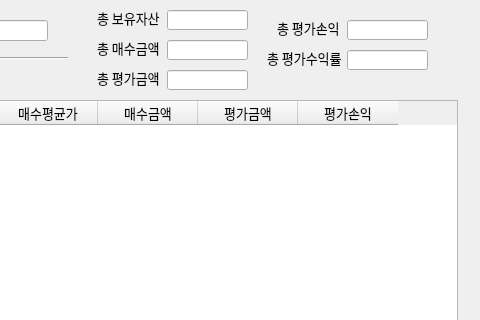
Qt form project_detail.ui (Meronanana/BotTrade) before a commit; both pictures show x 223 to 703 and y 0 to 320 of the 703 by 411 pixel window.
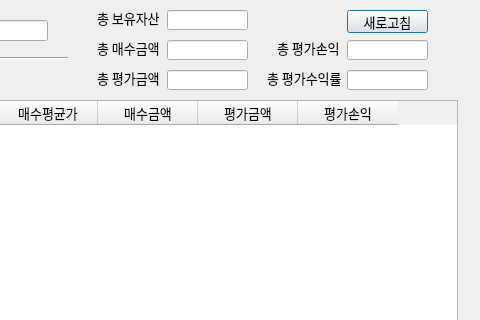
The same form after that commit.

Commit message: 0.1.5 version - 프로젝트 속성에 새로고침 버튼 추가 - 로그 창 띄울 시 최초에 전체로그 표시

The edit to the form file:
```diff
--- a/project_detail.ui
+++ b/project_detail.ui
@@ -154,7 +154,7 @@
    <property name="geometry">
     <rect>
      <x>500</x>
-     <y>20</y>
+     <y>40</y>
      <width>71</width>
      <height>16</height>
     </rect>
@@ -167,7 +167,7 @@
    <property name="geometry">
     <rect>
      <x>490</x>
-     <y>50</y>
+     <y>70</y>
      <width>81</width>
      <height>16</height>
     </rect>
@@ -219,7 +219,7 @@
    <property name="geometry">
     <rect>
      <x>570</x>
-     <y>20</y>
+     <y>40</y>
      <width>81</width>
      <height>20</height>
     </rect>
@@ -232,7 +232,7 @@
    <property name="geometry">
     <rect>
      <x>570</x>
-     <y>50</y>
+     <y>70</y>
      <width>81</width>
      <height>20</height>
     </rect>
@@ -241,6 +241,19 @@
     <string/>
    </property>
   </widget>
+  <widget class="QPushButton" name="reset_pushButton">
+   <property name="geometry">
+    <rect>
+     <x>570</x>
+     <y>10</y>
+     <width>81</width>
+     <height>23</height>
+    </rect>
+   </property>
+   <property name="text">
+    <string>새로고침</string>
+   </property>
+  </widget>
  </widget>
  <resources/>
  <connections/>
```
The commit also changes 1 other file.
